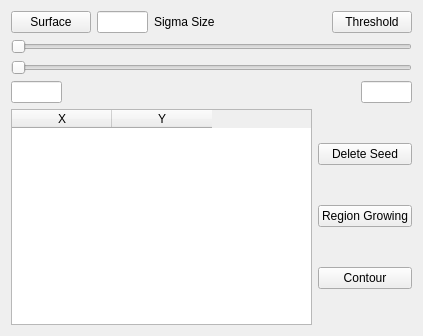
FubuFabian/SkinSegmentation, file SkinImageSegmentationWidget.ui: the form before one commit.
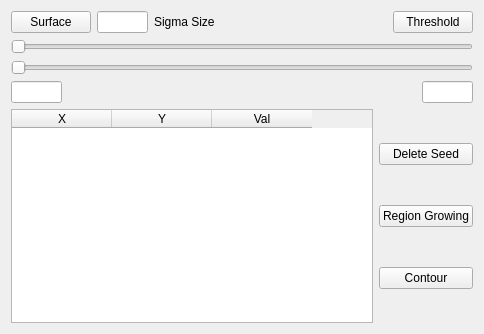
The form after the commit.

Commit message: 3D segmentation

Diff of the .ui file:
```diff
--- a/SkinImageSegmentationWidget.ui
+++ b/SkinImageSegmentationWidget.ui
@@ -6,8 +6,8 @@
    <rect>
     <x>0</x>
     <y>0</y>
-    <width>423</width>
-    <height>336</height>
+    <width>484</width>
+    <height>334</height>
    </rect>
   </property>
   <property name="windowTitle">
@@ -130,6 +130,11 @@
          <string>Y</string>
         </property>
        </column>
+       <column>
+        <property name="text">
+         <string>Val</string>
+        </property>
+       </column>
       </widget>
      </item>
      <item>
```
The commit also changes 16 other files.
